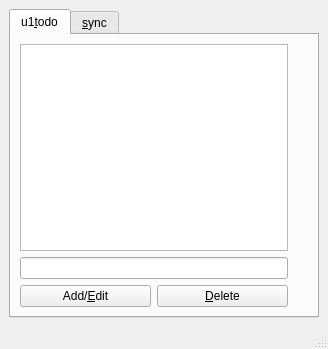
Before: the Qt Designer form u1todo/u1todo.ui in dgreisen/u2db, drawn with Qt 5.
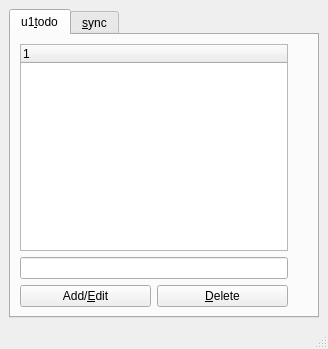
After: the same form once the commit is applied.

Diff of the .ui file:
```diff
--- a/u1todo/u1todo.ui
+++ b/u1todo/u1todo.ui
@@ -30,7 +30,13 @@
           <item>
            <layout class="QVBoxLayout" name="verticalLayout">
             <item>
-             <widget class="QListWidget" name="todo_list"/>
+             <widget class="QTreeWidget" name="todo_list">
+              <column>
+               <property name="text">
+                <string notr="true">1</string>
+               </property>
+              </column>
+             </widget>
             </item>
             <item>
              <widget class="QLineEdit" name="task_edit"/>
```
